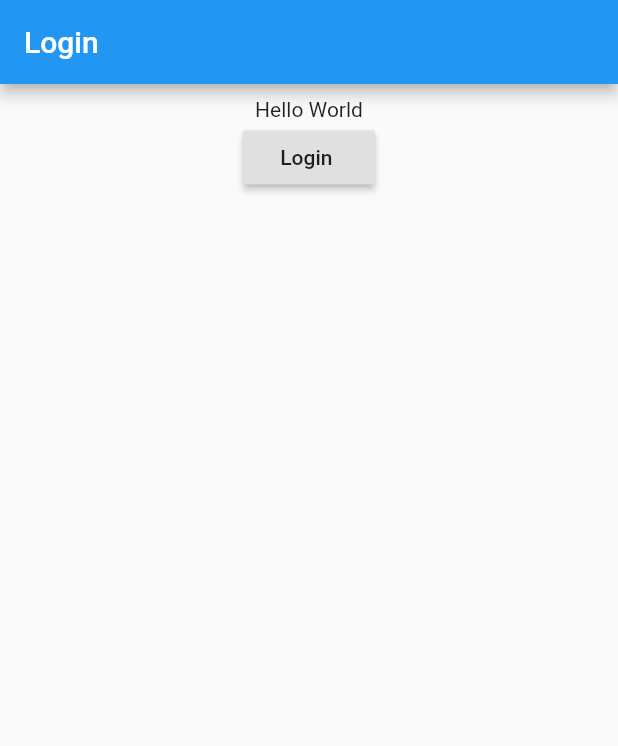
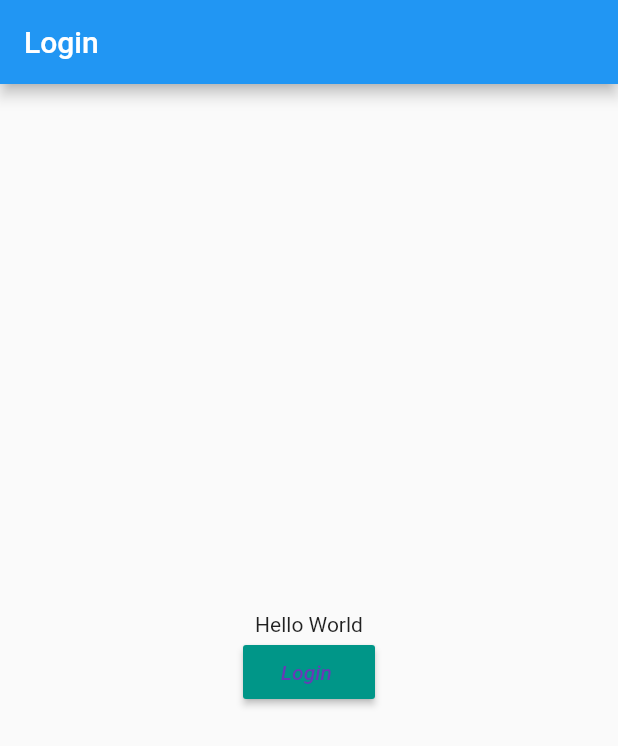
Before and after one commit to Devender1511/flutter_login, a Flutter app: the screen it shows after launch, on a phone screen of 412 x 824 dp. Shown: the top 746 px of the screen. Run offline on Flutter 3.47's test engine with Material 2 defaults, Android fonts, the phone set to English and light mode, and no system bars.

Commit message:
Changes in button

```diff
--- a/lib/main.dart
+++ b/lib/main.dart
@@ -38,12 +38,16 @@ Widget _bodyWidget(){
     padding: const EdgeInsets.all(9.0),
     child: new Center(
       child: new Column(
+        mainAxisAlignment: MainAxisAlignment.center,
         children: <Widget>[
           new Text(mytext),
           new RaisedButton(
-            child: new Text("Login "),
+
+            child: new Text("Login ",style: new TextStyle(color: Colors.deepPurple,
+                fontStyle: FontStyle.italic),),
             onPressed: _changeText,
-          )
+            color: Colors.teal,
+          ),
         ],
 
       ),
```
